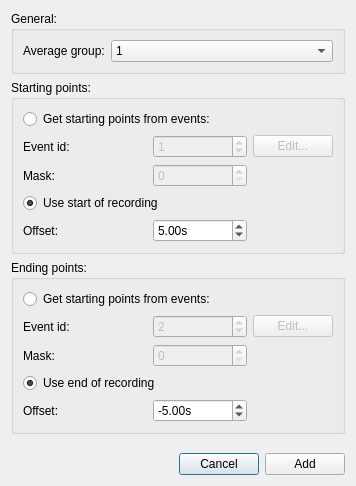
Qt form designer_ui_files/powerSpectrumAddAdvancedDialogUi.ui (cibr-jyu/meggie) before a commit.
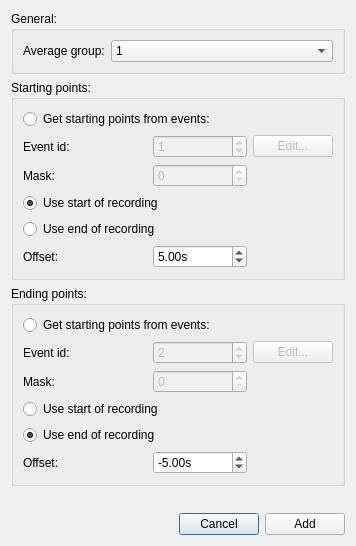
The same form after that commit.

Commit message: Improve dynamic spectrum creation and fix bugs

```diff
--- a/designer_ui_files/powerSpectrumAddAdvancedDialogUi.ui
+++ b/designer_ui_files/powerSpectrumAddAdvancedDialogUi.ui
@@ -7,7 +7,7 @@
     <x>0</x>
     <y>0</y>
     <width>356</width>
-    <height>486</height>
+    <height>546</height>
    </rect>
   </property>
   <property name="windowTitle">
@@ -118,7 +118,7 @@
         </property>
        </widget>
       </item>
-      <item row="4" column="0">
+      <item row="5" column="0">
        <widget class="QLabel" name="labelStartOffset">
         <property name="text">
          <string>Offset:</string>
@@ -159,7 +159,7 @@
         </property>
        </widget>
       </item>
-      <item row="4" column="2">
+      <item row="5" column="2">
        <widget class="QDoubleSpinBox" name="doubleSpinBoxStartOffset">
         <property name="suffix">
          <string>s</string>
@@ -198,6 +198,13 @@
         </property>
        </widget>
       </item>
+      <item row="4" column="0" colspan="4">
+       <widget class="QRadioButton" name="radioButtonStartUseEnd">
+        <property name="text">
+         <string>Use end of recording</string>
+        </property>
+       </widget>
+      </item>
      </layout>
     </widget>
    </item>
@@ -207,7 +214,7 @@
       <string>Ending points:</string>
      </property>
      <layout class="QGridLayout" name="gridLayout_4">
-      <item row="4" column="2">
+      <item row="6" column="2">
        <widget class="QDoubleSpinBox" name="doubleSpinBoxEndOffset">
         <property name="suffix">
          <string>s</string>
@@ -237,7 +244,7 @@
         </property>
        </widget>
       </item>
-      <item row="4" column="0">
+      <item row="6" column="0">
        <widget class="QLabel" name="labelEndOffset">
         <property name="text">
          <string>Offset:</string>
@@ -261,7 +268,7 @@
         </property>
        </widget>
       </item>
-      <item row="3" column="0" colspan="4">
+      <item row="4" column="0" colspan="4">
        <widget class="QRadioButton" name="radioButtonEndUseEnd">
         <property name="text">
          <string>Use end of recording</string>
@@ -294,6 +301,13 @@
         </property>
        </widget>
       </item>
+      <item row="3" column="0" colspan="4">
+       <widget class="QRadioButton" name="radioButtonEndUseStart">
+        <property name="text">
+         <string>Use start of recording</string>
+        </property>
+       </widget>
+      </item>
      </layout>
     </widget>
    </item>
```
The commit also changes 6 other files.
